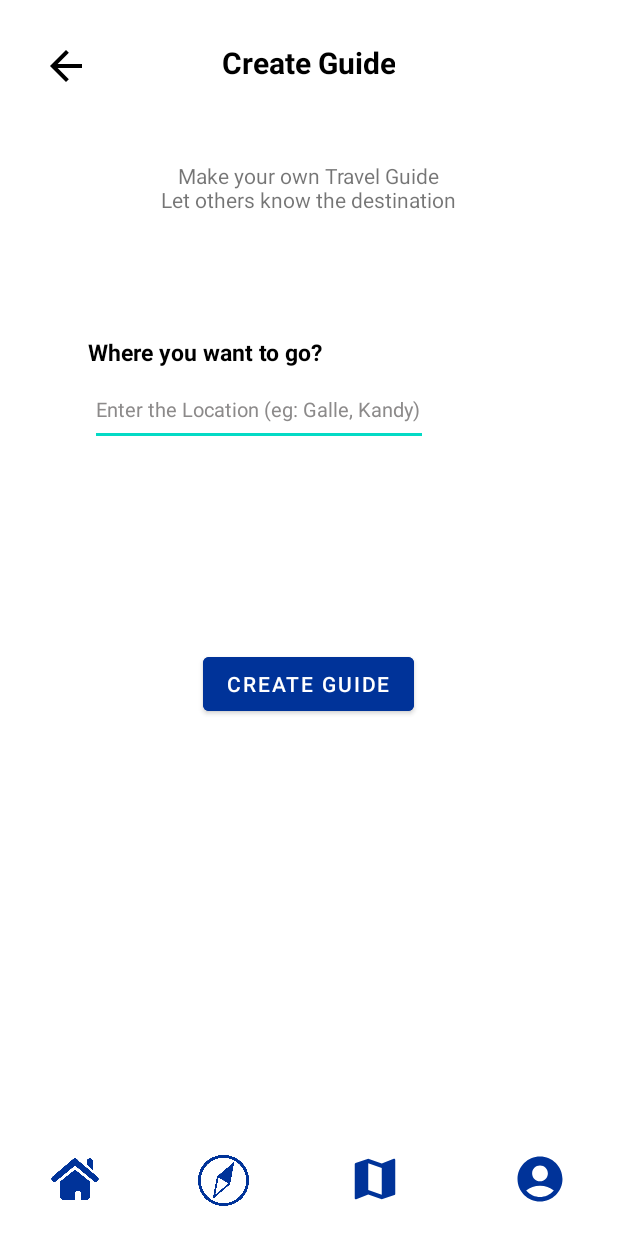
After one commit to TharushiNavodya2000/MAD-Project_OUTLIERS, an Android app: the layout create_guide_search.xml on its own in the app's theme, with its tools: preview values and no code run, on a phone screen of 412 x 824 dp. The commit adds this screen. Run offline under Robolectric (Android 15) with nearby library versions, the phone set to English and light mode, and no system bars.

Commit message:
Guides Feed & Create Guide Search

```diff
--- a/app/src/main/AndroidManifest.xml
+++ b/app/src/main/AndroidManifest.xml
@@ -10,7 +10,7 @@
         android:dataExtractionRules="@xml/data_extraction_rules"
         android:fullBackupContent="@xml/backup_rules"
         android:icon="@drawable/travellogo"
-        android:label="@string/app_name"
+        android:label="Travel with OUTLIERS"
         android:roundIcon="@drawable/travellogo"
         android:supportsRtl="true"
         android:theme="@style/Theme.Project"
--- a/app/src/main/java/com/example/project/MainActivity.java
+++ b/app/src/main/java/com/example/project/MainActivity.java
@@ -27,7 +27,7 @@ public class MainActivity extends AppCompatActivity {
     public void openLogin()
     {
 
-        Intent intent = new Intent(MainActivity.this,Login.class);
+        Intent intent = new Intent(MainActivity.this, Login.class);
         startActivity(intent);
     }
 
--- /dev/null
+++ b/app/src/main/res/drawable/ic_baseline_arrow_back_24.xml
@@ -0,0 +1,5 @@
+<vector android:autoMirrored="true" android:height="24dp"
+    android:tint="#000000" android:viewportHeight="24"
+    android:viewportWidth="24" android:width="24dp" xmlns:android="http://schemas.android.com/apk/res/android">
+    <path android:fillColor="@android:color/white" android:pathData="M20,11H7.83l5.59,-5.59L12,4l-8,8 8,8 1.41,-1.41L7.83,13H20v-2z"/>
+</vector>
--- /dev/null
+++ b/app/src/main/res/drawable/itinerary_icon.xml
@@ -0,0 +1,5 @@
+<vector android:height="24dp" android:tint="#000000"
+    android:viewportHeight="24" android:viewportWidth="24"
+    android:width="24dp" xmlns:android="http://schemas.android.com/apk/res/android">
+    <path android:fillColor="@android:color/white" android:pathData="M20.5,3l-0.16,0.03L15,5.1 9,3 3.36,4.9c-0.21,0.07 -0.36,0.25 -0.36,0.48V20.5c0,0.28 0.22,0.5 0.5,0.5l0.16,-0.03L9,18.9l6,2.1 5.64,-1.9c0.21,-0.07 0.36,-0.25 0.36,-0.48V3.5c0,-0.28 -0.22,-0.5 -0.5,-0.5zM15,19l-6,-2.11V5l6,2.11V19z"/>
+</vector>
--- /dev/null
+++ b/app/src/main/res/drawable/rectangle.xml
@@ -0,0 +1,5 @@
+<vector android:height="24dp" android:tint="#000000"
+    android:viewportHeight="24" android:viewportWidth="24"
+    android:width="24dp" xmlns:android="http://schemas.android.com/apk/res/android">
+    <path android:fillColor="@android:color/white" android:pathData="M19,5v14H5V5h14m0,-2H5c-1.1,0 -2,0.9 -2,2v14c0,1.1 0.9,2 2,2h14c1.1,0 2,-0.9 2,-2V5c0,-1.1 -0.9,-2 -2,-2z"/>
+</vector>
--- /dev/null
+++ b/app/src/main/res/drawable/user_icon.xml
@@ -0,0 +1,5 @@
+<vector android:height="24dp" android:tint="#000000"
+    android:viewportHeight="24" android:viewportWidth="24"
+    android:width="24dp" xmlns:android="http://schemas.android.com/apk/res/android">
+    <path android:fillColor="@android:color/white" android:pathData="M12,2C6.48,2 2,6.48 2,12s4.48,10 10,10s10,-4.48 10,-10S17.52,2 12,2zM12,6c1.93,0 3.5,1.57 3.5,3.5S13.93,13 12,13s-3.5,-1.57 -3.5,-3.5S10.07,6 12,6zM12,20c-2.03,0 -4.43,-0.82 -6.14,-2.88C7.55,15.8 9.68,15 12,15s4.45,0.8 6.14,2.12C16.43,19.18 14.03,20 12,20z"/>
+</vector>
--- /dev/null
+++ b/app/src/main/res/layout/create_guide_search.xml
@@ -0,0 +1,136 @@
+<?xml version="1.0" encoding="utf-8"?>
+<androidx.constraintlayout.widget.ConstraintLayout xmlns:android="http://schemas.android.com/apk/res/android"
+    xmlns:app="http://schemas.android.com/apk/res-auto"
+    xmlns:tools="http://schemas.android.com/tools"
+    android:layout_width="match_parent"
+    android:layout_height="match_parent"
+    android:foregroundTint="#003399">
+
+    <ImageView
+        android:id="@+id/imageView4"
+        android:layout_width="32dp"
+        android:layout_height="32dp"
+        android:layout_marginStart="28dp"
+        android:layout_marginTop="28dp"
+        app:layout_constraintStart_toStartOf="parent"
+        app:layout_constraintTop_toTopOf="parent"
+        app:srcCompat="@drawable/ic_baseline_arrow_back_24" />
+
+    <TextView
+        android:id="@+id/createGuideText"
+        android:layout_width="wrap_content"
+        android:layout_height="wrap_content"
+        android:layout_marginTop="28dp"
+        android:text="Create Guide"
+        android:textAlignment="center"
+        android:textColor="#000000"
+        android:textSize="20sp"
+        android:textStyle="bold"
+        app:layout_constraintEnd_toEndOf="parent"
+        app:layout_constraintHorizontal_bias="0.498"
+        app:layout_constraintStart_toStartOf="parent"
+        app:layout_constraintTop_toTopOf="parent" />
+
+    <TextView
+        android:id="@+id/createGuideDescription"
+        android:layout_width="wrap_content"
+        android:layout_height="wrap_content"
+        android:layout_marginTop="52dp"
+        android:text="Make your own Travel Guide\nLet others know the destination"
+        android:textAlignment="center"
+        android:textSize="14sp"
+        app:layout_constraintEnd_toEndOf="parent"
+        app:layout_constraintHorizontal_bias="0.497"
+        app:layout_constraintStart_toStartOf="parent"
+        app:layout_constraintTop_toBottomOf="@+id/createGuideText" />
+
+    <TextView
+        android:id="@+id/whereYouWantToGo"
+        android:layout_width="wrap_content"
+        android:layout_height="wrap_content"
+        android:layout_marginTop="224dp"
+        android:text="Where you want to go?"
+        android:textColor="#000000"
+        android:textSize="15sp"
+        android:textStyle="bold"
+        app:layout_constraintEnd_toEndOf="parent"
+        app:layout_constraintHorizontal_bias="0.231"
+        app:layout_constraintStart_toStartOf="parent"
+        app:layout_constraintTop_toTopOf="parent" />
+
+    <EditText
+        android:id="@+id/editTextTextPersonName"
+        android:layout_width="225dp"
+        android:layout_height="48dp"
+        android:layout_marginTop="4dp"
+        android:ems="10"
+        android:inputType="textPersonName"
+        android:text="Enter the Location (eg: Galle, Kandy)"
+        android:textAlignment="viewStart"
+        android:textColor="#8C8A8A"
+        android:textSize="13sp"
+        app:layout_constraintEnd_toEndOf="parent"
+        app:layout_constraintHorizontal_bias="0.322"
+        app:layout_constraintStart_toStartOf="parent"
+        app:layout_constraintTop_toBottomOf="@+id/whereYouWantToGo" />
+
+    <Button
+        android:id="@+id/createGuideBtn"
+        android:layout_width="wrap_content"
+        android:layout_height="wrap_content"
+        android:layout_marginTop="432dp"
+        android:backgroundTint="#003399"
+        android:text="CREATE GUIDE"
+        app:layout_constraintEnd_toEndOf="parent"
+        app:layout_constraintHorizontal_bias="0.498"
+        app:layout_constraintStart_toStartOf="parent"
+        app:layout_constraintTop_toTopOf="parent" />
+
+    <ImageView
+        android:id="@+id/imageView5"
+        android:layout_width="36dp"
+        android:layout_height="36dp"
+        android:layout_marginStart="32dp"
+        android:layout_marginBottom="20dp"
+        android:backgroundTint="#003398"
+        app:tint="#003399"
+        app:layout_constraintBottom_toBottomOf="parent"
+        app:layout_constraintStart_toStartOf="parent"
+        app:srcCompat="@drawable/home" />
+
+    <ImageView
+        android:id="@+id/imageView6"
+        android:layout_width="36dp"
+        android:layout_height="36dp"
+        android:layout_marginStart="66dp"
+        android:layout_marginBottom="20dp"
+        app:tint="#003399"
+        app:layout_constraintBottom_toBottomOf="parent"
+        app:layout_constraintStart_toEndOf="@+id/imageView8"
+        app:srcCompat="@drawable/itinerary_icon" />
+
+    <ImageView
+        android:id="@+id/imageView7"
+        android:layout_width="36dp"
+        android:layout_height="36dp"
+        android:layout_marginStart="64dp"
+        android:layout_marginBottom="20dp"
+        app:tint="#003399"
+        app:layout_constraintBottom_toBottomOf="parent"
+        app:layout_constraintEnd_toEndOf="parent"
+        app:layout_constraintHorizontal_bias="0.222"
+        app:layout_constraintStart_toEndOf="@+id/imageView6"
+        app:srcCompat="@drawable/user_icon" />
+
+    <ImageView
+        android:id="@+id/imageView8"
+        android:layout_width="34dp"
+        android:layout_height="34dp"
+        android:layout_marginStart="64dp"
+        android:layout_marginBottom="20dp"
+        app:tint="#003399"
+        app:layout_constraintBottom_toBottomOf="parent"
+        app:layout_constraintStart_toEndOf="@+id/imageView5"
+        app:srcCompat="@drawable/compass" />
+
+</androidx.constraintlayout.widget.ConstraintLayout>
--- /dev/null
+++ b/app/src/main/res/layout/guide_feed.xml
@@ -0,0 +1,45 @@
+<?xml version="1.0" encoding="utf-8"?>
+<androidx.constraintlayout.widget.ConstraintLayout xmlns:android="http://schemas.android.com/apk/res/android"
+    xmlns:app="http://schemas.android.com/apk/res-auto"
+    xmlns:tools="http://schemas.android.com/tools"
+    android:layout_width="match_parent"
+    android:layout_height="match_parent">
+
+    <ImageView
+        android:id="@+id/imageView2"
+        android:layout_width="40dp"
+        android:layout_height="40dp"
+        android:layout_marginStart="16dp"
+        android:layout_marginTop="24dp"
+        app:layout_constraintStart_toStartOf="parent"
+        app:layout_constraintTop_toTopOf="parent"
+        app:srcCompat="@drawable/travellogo" />
+
+    <TextView
+        android:id="@+id/textView2"
+        android:layout_width="wrap_content"
+        android:layout_height="wrap_content"
+        android:layout_marginStart="76dp"
+        android:layout_marginTop="32dp"
+        android:text="Travel with OUTLIERS"
+        android:textColor="#000000"
+        android:textSize="18sp"
+        android:textStyle="bold"
+        app:layout_constraintStart_toStartOf="parent"
+        app:layout_constraintTop_toTopOf="parent" />
+
+    <SearchView
+        android:layout_width="24dp"
+        android:layout_height="24dp"
+        android:layout_marginTop="32dp"
+        app:layout_constraintEnd_toEndOf="parent"
+        app:layout_constraintHorizontal_bias="0.711"
+        app:layout_constraintStart_toEndOf="@+id/textView2"
+        app:layout_constraintTop_toTopOf="parent" />
+
+    <androidx.recyclerview.widget.RecyclerView
+        android:layout_width="409dp"
+        android:layout_height="665dp"
+        tools:layout_editor_absoluteX="1dp"
+        tools:layout_editor_absoluteY="65dp" />
+</androidx.constraintlayout.widget.ConstraintLayout>
```
Also changed, not shown: app/src/debug/res/mipmap-hdpi/ic_launcher.png (added), app/src/debug/res/mipmap-mdpi/ic_launcher.png (added), app/src/debug/res/mipmap-xhdpi/ic_launcher.png (added), app/src/debug/res/mipmap-xxhdpi/ic_launcher.png (added), app/src/debug/res/mipmap-xxxhdpi/ic_launcher.png (added), app/src/main/res/drawable-v24/compass.png (added).
